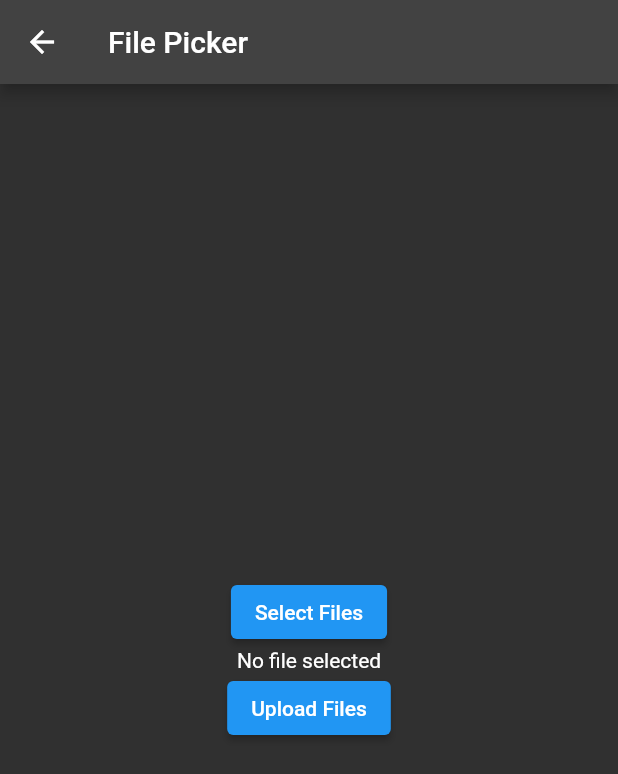
After one commit to kritikagupta0007/Vipani, a Flutter app: the HomeScreen screen opened directly, scrolled down 576 dp, after a tap on the "add" icon, on a phone screen of 412 x 824 dp. The commit adds this screen. Shown: the top 774 px of the screen. Run offline on Flutter 3.47's test engine with Material 2 defaults, Android fonts, the phone set to English and light mode, and no system bars; our stand-ins replace file_picker, font_awesome_flutter, marquee, pin_code_text_field, responsive_builder, video_player.

Commit message:
Add home screen

```diff
--- /dev/null
+++ b/lib/features/presentation/pages/add_video_page.dart
@@ -0,0 +1,49 @@
+import 'package:flutter/material.dart';
+import 'package:file_picker/file_picker.dart';
+import 'package:path/path.dart';
+import 'dart:io';
+
+class AddVideoPage extends StatefulWidget {
+  @override
+  _AddVideoPageState createState() => _AddVideoPageState();
+}
+
+class _AddVideoPageState extends State<AddVideoPage> {
+  File? file;
+
+  Future selectFile() async {
+    final result = await FilePicker.platform.pickFiles();
+    if (result == Null) return;
+    final path = result!.files.single.path!;
+    setState(() {
+      file = File(path);
+    });
+  }
+
+  @override
+  Widget build(BuildContext context) {
+    final fileName = file != null ? basename(file!.path) : "No file selected";
+    return Scaffold(
+      appBar: AppBar(
+        title: Text("File Picker"),
+      ),
+      body: Center(
+          child: Column(
+        mainAxisAlignment: MainAxisAlignment.center,
+        children: <Widget>[
+          ElevatedButton(
+            onPressed: () {
+              selectFile();
+            },
+            child: Text("Select Files"),
+          ),
+          Text(fileName),
+          ElevatedButton(
+            onPressed: () {},
+            child: Text("Upload Files"),
+          )
+        ],
+      )),
+    );
+  }
+}
--- a/lib/features/presentation/pages/addinfoemail.dart
+++ b/lib/features/presentation/pages/addinfoemail.dart
@@ -26,7 +26,7 @@ class _AddInfoState extends State<AddInfo> {
           ButtonWidget(
               text: "Continue",
               onTap: () {
-                Navigator.pushNamed(context, PageConst.landingPage);
+                Navigator.pushNamed(context, PageConst.homePage);
               }),
         ],
       ),
--- /dev/null
+++ b/lib/features/presentation/pages/home_page.dart
@@ -0,0 +1,352 @@
+import 'package:flutter/material.dart';
+import 'package:font_awesome_flutter/font_awesome_flutter.dart';
+import 'package:marquee/marquee.dart';
+import 'package:responsive_builder/responsive_builder.dart';
+
+import 'package:video_player/video_player.dart';
+import 'package:vipani/features/data/repository/fake_repository.dart';
+
+class HomePage extends StatefulWidget {
+  // HomePage({
+  //   required this.shopindex,
+  //   required this.changeindex,
+  // });
+  // Function(int) changeindex;
+  // int shopindex;
+  @override
+  _HomePageState createState() => _HomePageState();
+}
+
+class _HomePageState extends State<HomePage>
+    with SingleTickerProviderStateMixin {
+  late VideoPlayerController _videoPlayerController;
+  bool _isPlaying = true;
+  int _followingForYouController = 0;
+  TextStyle _followingForYouStyle =
+      TextStyle(fontSize: 18, color: Colors.white, fontWeight: FontWeight.w500);
+
+  late AnimationController _animationController;
+  final PageController _pageViewController = PageController(initialPage: 1);
+
+  @override
+  void initState() {
+    _videoPlayerController = VideoPlayerController.asset('video/intro.mp4')
+      ..initialize()
+      ..setLooping(true)
+      ..play().then((value) {
+        setState(() {});
+      });
+    _animationController =
+        AnimationController(vsync: this, duration: Duration(seconds: 8));
+    _animationController.repeat();
+    super.initState();
+  }
+
+  @override
+  Widget build(BuildContext context) {
+    return ResponsiveBuilder(
+      builder: (BuildContext context, SizingInformation sizingInformation) {
+        var controller;
+        return Scaffold(
+            body: Stack(
+          children: <Widget>[
+            PageView.builder(
+              scrollDirection: Axis.vertical,
+              itemCount: FakeRepository.data.length,
+              itemBuilder: (BuildContext context, int index) {
+                return Stack(
+                  children: <Widget>[
+                    _videoPlayerController.value.isInitialized
+                        ? Container(
+                            child: InkWell(
+                                onTap: () {
+                                  setState(() {
+                                    if (_videoPlayerController
+                                        .value.isPlaying) {
+                                      _isPlaying = false;
+                                      _videoPlayerController.pause();
+                                    } else {
+                                      _isPlaying = true;
+                                      _videoPlayerController.play();
+                                    }
+                                  });
+                                },
+                                child: VideoPlayer(_videoPlayerController)),
+                          )
+                        : Container(),
+                    _isPlaying == false
+                        ? Align(
+                            alignment: Alignment.center,
+                            child: Container(
+                              padding: EdgeInsets.symmetric(
+                                  horizontal: 10, vertical: 10),
+                              decoration: BoxDecoration(
+                                  color: Colors.black.withOpacity(.4),
+                                  borderRadius:
+                                      BorderRadius.all(Radius.circular(10))),
+                              child: Icon(
+                                Icons.play_arrow,
+                                size: 95,
+                              ),
+                            ),
+                          )
+                        : Container(),
+                    _rightSideButtonsWidgets(index),
+                    _textDataWidgetBottom(sizingInformation, index),
+                    // _shopCarousel(sizingInformation, index),
+                  ],
+                );
+              },
+            ),
+          ],
+        ));
+      },
+    );
+  }
+
+//   Widget _shopCarousel(SizingInformation sizingInformation, int index) {
+//     List<Widget> shopwidget = [
+//       LeftPage(),
+//       _shopVideo(sizingInformation, index),
+//       RightPage()
+//     ];
+//     return CarouselSlider(
+// //carouselController: ,
+//         items: shopwidget,
+//         options: CarouselOptions(
+//           viewportFraction: 1.0,
+//           aspectRatio: 0.10,
+//           autoPlay: false,
+//           height: 900,
+//         ));
+//   }
+
+//   Widget _shopVideo(SizingInformation sizingInformation, int index) {
+//     return Stack(children: <Widget>[]);
+//   }
+
+  TextStyle _textStyleFollowingForYou(Color color) {
+    return TextStyle(fontSize: 18, color: color, fontWeight: FontWeight.w500);
+  }
+
+  Widget _rightSideButtonsWidgets(int index) {
+    return Positioned(
+      right: 10,
+      bottom: 40,
+      child: Column(
+        children: <Widget>[
+          Container(
+            height: 60,
+            child: Stack(
+              children: <Widget>[
+                Container(
+                  height: 50,
+                  width: 50,
+                  decoration: BoxDecoration(
+                      border: Border.all(color: Colors.white, width: 0.80),
+                      color: Colors.black,
+                      borderRadius: BorderRadius.all(Radius.circular(50))),
+                  child: ClipRRect(
+                    borderRadius: BorderRadius.all(Radius.circular(50)),
+                    child: Image.asset(
+                      FakeRepository.data[index].profileUrl,
+                      fit: BoxFit.cover,
+                    ),
+                  ),
+                ),
+                Positioned(
+                  bottom: 4,
+                  right: 13,
+                  child: Container(
+                    alignment: Alignment.center,
+                    padding: EdgeInsets.symmetric(horizontal: 5),
+                    height: 20,
+                    width: 20,
+                    decoration: BoxDecoration(
+                        color: Colors.red,
+                        borderRadius: BorderRadius.all(Radius.circular(50))),
+                    child: Text(
+                      "+",
+                      style:
+                          TextStyle(fontWeight: FontWeight.bold, fontSize: 16),
+                    ),
+                  ),
+                ),
+              ],
+            ),
+          ),
+          SizedBox(
+            height: 15,
+          ),
+          Container(
+            child: Column(
+              children: <Widget>[
+                Icon(
+                  FontAwesomeIcons.solidHeart,
+                  size: 38,
+                ),
+                SizedBox(
+                  height: 5,
+                ),
+                Text("${FakeRepository.data[index].likesCount}")
+              ],
+            ),
+          ),
+          SizedBox(
+            height: 25,
+          ),
+          Container(
+            child: Column(
+              children: <Widget>[
+                Icon(Icons.message, size: 38),
+                SizedBox(
+                  height: 5,
+                ),
+                Text("${FakeRepository.data[index].messagesCount}")
+              ],
+            ),
+          ),
+          SizedBox(
+            height: 25,
+          ),
+          Container(
+            child: Icon(FontAwesomeIcons.share, size: 38),
+          ),
+          SizedBox(
+            height: 25,
+          ),
+          AnimatedBuilder(
+            builder: (context, child) {
+              return Transform.rotate(
+                  angle: _animationController.value * 6.3, child: child);
+            },
+            animation: _animationController,
+            child: Container(
+              height: 50,
+              width: 50,
+              padding: EdgeInsets.all(10),
+              decoration: BoxDecoration(
+                  color: Colors.black45,
+                  borderRadius: BorderRadius.all(Radius.circular(50))),
+              child: Container(
+                height: 30,
+                width: 30,
+                decoration: BoxDecoration(
+                  color: Colors.green,
+                  borderRadius: BorderRadius.all(Radius.circular(50)),
+                ),
+                child: ClipRRect(
+                    borderRadius: BorderRadius.all(Radius.circular(50)),
+                    child: Image.asset(
+                      FakeRepository.data[index].profileUrl,
+                      fit: BoxFit.cover,
+                    )),
+              ),
+            ),
+          ),
+        ],
+      ),
+    );
+  }
+
+  Widget _textDataWidgetBottom(SizingInformation sizingInformation, int index) {
+    return Positioned(
+      bottom: 20,
+      left: 10,
+      child: Column(
+        crossAxisAlignment: CrossAxisAlignment.start,
+        children: <Widget>[
+          Container(
+            padding: EdgeInsets.symmetric(horizontal: 5, vertical: 5),
+            decoration: BoxDecoration(
+                color: Colors.black38,
+                borderRadius: BorderRadius.all(Radius.circular(8))),
+            child: Row(
+              children: <Widget>[
+                Container(
+                    padding: EdgeInsets.symmetric(horizontal: 4, vertical: 4),
+                    decoration: BoxDecoration(
+                        color: Colors.orange,
+                        borderRadius: BorderRadius.all(Radius.circular(30))),
+                    child: Icon(
+                      Icons.play_arrow,
+                      size: 15,
+                    )),
+                SizedBox(
+                  width: 10,
+                ),
+                Text("Double Exposure")
+              ],
+            ),
+          ),
+          SizedBox(
+            height: 10,
+          ),
+          Text(
+            "${FakeRepository.data[index].name}",
+            style: TextStyle(fontWeight: FontWeight.w500, fontSize: 18),
+          ),
+          SizedBox(
+            height: 10,
+          ),
+          Container(
+            width: sizingInformation.localWidgetSize.width * 0.80,
+            child: Text(
+              "${FakeRepository.data[index].description}",
+              overflow: TextOverflow.ellipsis,
+              style: TextStyle(fontSize: 14),
+            ),
+          ),
+          SizedBox(
+            height: 10,
+          ),
+          Container(
+              width: sizingInformation.localWidgetSize.width * 0.70,
+              child: Text("${FakeRepository.data[index].tags}")),
+          SizedBox(
+            height: 10,
+          ),
+          Container(
+            child: Row(
+              crossAxisAlignment: CrossAxisAlignment.center,
+              children: <Widget>[
+                Icon(
+                  Icons.music_note,
+                  color: Colors.white,
+                  size: 20,
+                ),
+                SizedBox(
+                  width: 5,
+                ),
+                Container(
+                  height: 25,
+                  width: sizingInformation.localWidgetSize.width * 0.40,
+                  child: Marquee(
+                    text: "${FakeRepository.data[index].musicName}",
+                    pauseAfterRound: Duration(seconds: 1),
+                    startPadding: 10.0,
+                    accelerationDuration: Duration(seconds: 1),
+                    accelerationCurve: Curves.linear,
+                    decelerationDuration: Duration(seconds: 1),
+                    decelerationCurve: Curves.easeOut,
+                    scrollAxis: Axis.horizontal,
+                    crossAxisAlignment: CrossAxisAlignment.start,
+                    blankSpace: 20.0,
+                    velocity: 100.0,
+                  ),
+                ),
+              ],
+            ),
+          ),
+        ],
+      ),
+    );
+  }
+
+  @override
+  void dispose() {
+    _animationController.dispose();
+    _videoPlayerController.dispose();
+    super.dispose();
+  }
+}
--- /dev/null
+++ b/lib/features/presentation/pages/home_screen.dart
@@ -0,0 +1,72 @@
+import 'package:flutter/cupertino.dart';
+import 'package:flutter/material.dart';
+import 'package:responsive_builder/responsive_builder.dart';
+import 'package:vipani/features/presentation/pages/add_video_page.dart';
+import 'package:vipani/features/presentation/pages/home_page.dart';
+import 'package:vipani/features/presentation/pages/left_page.dart';
+import 'package:vipani/features/presentation/pages/right_page.dart';
+
+class HomeScreen extends StatefulWidget {
+  @override
+  _HomeScreenState createState() => _HomeScreenState();
+}
+
+class _HomeScreenState extends State<HomeScreen> {
+  int _pageIndex = 1;
+
+  PageController _pageController = PageController(
+    initialPage: 1,
+  );
+  List<Widget> _pages = [
+    LeftPage(),
+    HomePage(),
+    RightPage(),
+  ];
+
+  @override
+  Widget build(BuildContext context) {
+    return ResponsiveBuilder(
+      builder: (BuildContext context, SizingInformation sizingInformation) {
+        return Scaffold(
+            floatingActionButton: FloatingActionButton(
+              child: Icon(Icons.add),
+              onPressed: () {
+                Navigator.push(
+                    context, MaterialPageRoute(builder: (_) => AddVideoPage()));
+              },
+            ),
+            floatingActionButtonLocation:
+                FloatingActionButtonLocation.miniCenterFloat,
+            bottomNavigationBar: BottomNavigationBar(
+              selectedItemColor: Colors.white,
+              unselectedItemColor: Colors.grey,
+              currentIndex: _pageIndex,
+              onTap: (value) {
+                _pageIndex = value;
+                _pageController.animateToPage(value,
+                    duration: Duration(milliseconds: 200),
+                    curve: Curves.linear);
+                setState(() {});
+              },
+              items: const [
+                BottomNavigationBarItem(
+                    icon: Icon(Icons.mail), title: Text("Messages")),
+                BottomNavigationBarItem(
+                    icon: Icon(Icons.home), title: Text("Home")),
+                BottomNavigationBarItem(
+                    icon: Icon(Icons.person), title: Text("Profile")),
+              ],
+            ),
+            body: PageView(
+              controller: _pageController,
+              onPageChanged: (page) {
+                setState(() {
+                  _pageIndex = page;
+                });
+              },
+              children: _pages,
+            ));
+      },
+    );
+  }
+}
--- a/lib/features/presentation/pages/namepage.dart
+++ b/lib/features/presentation/pages/namepage.dart
@@ -25,7 +25,7 @@ class _NamePageState extends State<NamePage> {
           ButtonWidget(
               text: "Continue",
               onTap: () {
-                Navigator.pushNamed(context, PageConst.passwordPage);
+                Navigator.pushNamed(context, PageConst.homePage);
               }),
         ],
       ),
--- a/lib/features/presentation/pages/passwordpage.dart
+++ b/lib/features/presentation/pages/passwordpage.dart
@@ -27,8 +27,7 @@ class _PasswordPageState extends State<PasswordPage> {
           ButtonWidget(
             text: "Continue",
             onTap: () {
-              Navigator.pushNamedAndRemoveUntil(
-                  context, PageConst.landingPage, (route) => false);
+              Navigator.pushNamed(context, PageConst.homePage);
             },
           ),
         ],
--- a/lib/main.dart
+++ b/lib/main.dart
@@ -5,6 +5,7 @@ import 'package:vipani/on_generate_route.dart';
 
 void main() => runApp(MaterialApp(
       debugShowCheckedModeBanner: false,
+      theme: ThemeData.dark(),
       title: "Shop App",
       onGenerateRoute: OnGenerateRoute.route,
       initialRoute: "/",
--- a/lib/page_const.dart
+++ b/lib/page_const.dart
@@ -10,4 +10,5 @@ class PageConst {
   static const String changePassword = "changePassword";
   static const String addinfoPage = "addinfoPage";
   static const String verifynumberPage = "verifynumberPage";
+  static const String homePage = "homePage";
 }
```
Also changed, not shown: lib/features/data/models/data_model.dart (added, +22 -0 lines), lib/features/data/repository/fake_repository.dart (added, +65 -0 lines), lib/features/presentation/pages/left_page.dart (added, +37 -0 lines), lib/features/presentation/pages/right_page.dart (added, +35 -0 lines), lib/on_generate_route.dart (+8 -0 lines), pubspec.yaml (+8 -0 lines), assets/effects.png (added), assets/gallery.png (added), assets/profile1.jpg (added), assets/profile2.jpeg (added), profile3.jpeg (added), pubspec.lock, 2 other files.
